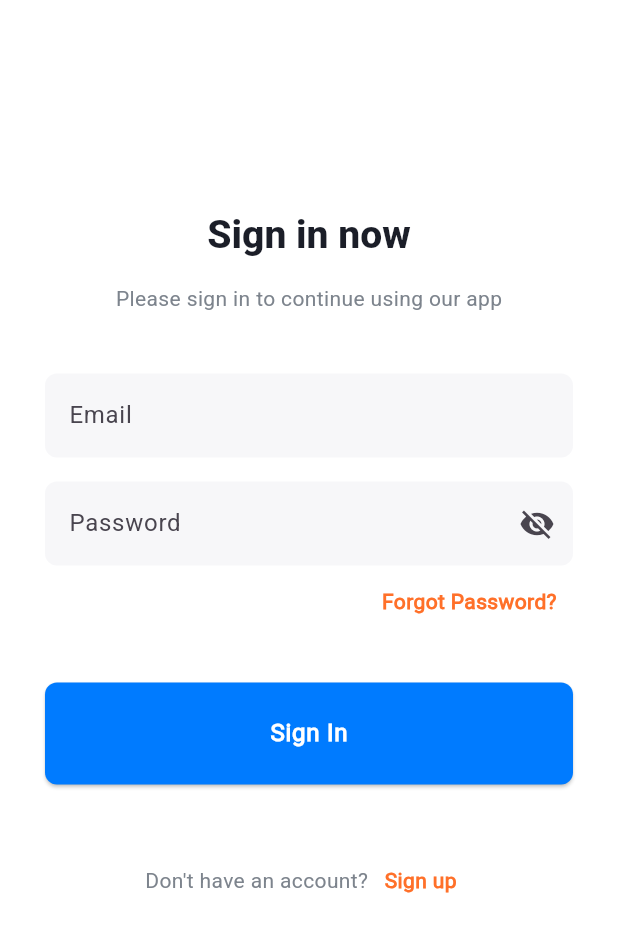
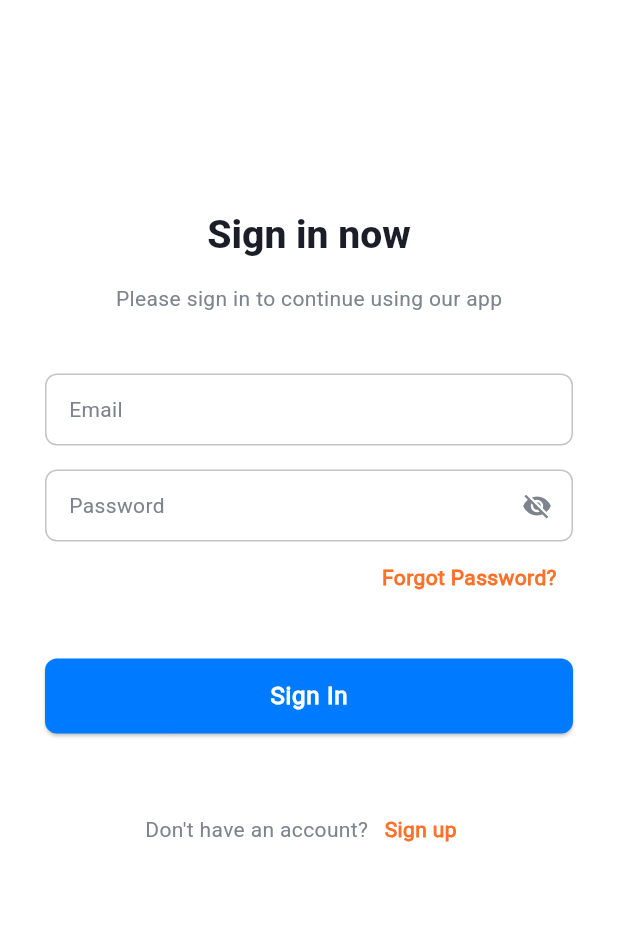
Before and after one commit to YB-TEAM/edu-review-hub, a Flutter app: the screen it shows after launch, on a phone screen of 412 x 824 dp. Shown: the top 932 px of the screen. Run offline on Flutter 3.47's test engine with Material 3 defaults, Android fonts, the phone set to English and light mode, and no system bars; our stand-ins replace dartz, dio, flutter_bloc, get_it, logger, shared_preferences.

Commit message:
refactor: clean up button and text field widget styles for consistency

```diff
--- a/mobile/edu_review_mobile/lib/common/widgets/button/primary_button.dart
+++ b/mobile/edu_review_mobile/lib/common/widgets/button/primary_button.dart
@@ -6,7 +6,11 @@ import 'package:flutter_bloc/flutter_bloc.dart';
 class PrimaryButton extends StatelessWidget {
   final VoidCallback onPressed;
   final String title;
-  const PrimaryButton({super.key, required this.onPressed, required this.title});
+  const PrimaryButton({
+    super.key,
+    required this.onPressed,
+    required this.title,
+  });
 
   @override
   Widget build(BuildContext context) {
@@ -25,13 +29,11 @@ class PrimaryButton extends StatelessWidget {
       onPressed: null,
       style: ElevatedButton.styleFrom(
         backgroundColor: AppColors.primaryBlue,
+        maximumSize: Size(double.infinity, 50),
         minimumSize: Size(double.infinity, 50),
-        padding: EdgeInsets.symmetric(vertical: 16),
-        shape: RoundedRectangleBorder(
-          borderRadius: BorderRadius.circular(8),
-        ),
+        shape: RoundedRectangleBorder(borderRadius: BorderRadius.circular(8)),
       ),
-      child: CircularProgressIndicator(color: AppColors.primaryBlue)
+      child: CircularProgressIndicator(color: AppColors.primaryBlue),
     );
   }
 
@@ -40,11 +42,9 @@ class PrimaryButton extends StatelessWidget {
       onPressed: onPressed,
       style: ElevatedButton.styleFrom(
         backgroundColor: AppColors.primaryBlue,
+        maximumSize: Size(double.infinity, 50),
         minimumSize: Size(double.infinity, 50),
-        padding: EdgeInsets.symmetric(vertical: 22),
-        shape: RoundedRectangleBorder(
-          borderRadius: BorderRadius.circular(8),
-        ),
+        shape: RoundedRectangleBorder(borderRadius: BorderRadius.circular(8)),
       ),
       child: Text(
         title,
--- a/mobile/edu_review_mobile/lib/common/widgets/text_field/custom_password_field.dart
+++ b/mobile/edu_review_mobile/lib/common/widgets/text_field/custom_password_field.dart
@@ -27,16 +27,27 @@ class _CustomPasswordFieldState extends State<CustomPasswordField> {
       controller: widget.controller,
       obscureText: _obscureText,
       validator: widget.validator,
+      style: Theme.of(context).textTheme.bodyMedium,
       decoration: InputDecoration(
         hintText: widget.placeholder ?? 'Password',
+        hintStyle: Theme.of(
+          context,
+        ).textTheme.bodyMedium?.copyWith(color: AppColors.textGrey),
         filled: true,
-        fillColor: const Color(0xFFF7F7F9),
-        border: OutlineInputBorder(
-          borderSide: BorderSide.none,
+        fillColor: AppColors.primaryWhite,
+        contentPadding: const EdgeInsets.symmetric(
+          vertical: 10,
+          horizontal: 12,
+        ),
+        enabledBorder: OutlineInputBorder(
+          borderSide: BorderSide(color: AppColors.secondaryGrey, width: 1.0),
           borderRadius: BorderRadius.circular(8.0),
         ),
         focusedBorder: OutlineInputBorder(
-          borderSide: const BorderSide(color: AppColors.primaryBlack, width: 2.0),
+          borderSide: const BorderSide(
+            color: AppColors.primaryBlue,
+            width: 2.0,
+          ),
           borderRadius: BorderRadius.circular(8.0),
         ),
         errorBorder: OutlineInputBorder(
@@ -44,14 +55,16 @@ class _CustomPasswordFieldState extends State<CustomPasswordField> {
           borderRadius: BorderRadius.circular(8.0),
         ),
         focusedErrorBorder: OutlineInputBorder(
-          borderSide: const BorderSide(color: AppColors.primaryBlack, width: 2.0),
+          borderSide: const BorderSide(color: AppColors.primaryRed, width: 2.0),
           borderRadius: BorderRadius.circular(8.0),
         ),
         suffixIcon: IconButton(
-          icon: Icon(_obscureText ? Icons.visibility_off : Icons.visibility),
-          style: ButtonStyle(
-            splashFactory: NoSplash.splashFactory,
+          icon: Icon(
+            _obscureText ? Icons.visibility_off : Icons.visibility,
+            color: AppColors.primaryGrey,
+            size: 20,
           ),
+          style: ButtonStyle(splashFactory: NoSplash.splashFactory),
           onPressed: () {
             setState(() {
               _obscureText = !_obscureText;
@@ -59,7 +72,7 @@ class _CustomPasswordFieldState extends State<CustomPasswordField> {
           },
         ),
       ),
-      autovalidateMode: AutovalidateMode.disabled,
+      autovalidateMode: AutovalidateMode.onUserInteraction,
     );
   }
 }
--- a/mobile/edu_review_mobile/lib/common/widgets/text_field/custom_text_field.dart
+++ b/mobile/edu_review_mobile/lib/common/widgets/text_field/custom_text_field.dart
@@ -28,17 +28,27 @@ class CustomTextField extends StatelessWidget {
       keyboardType: keyboardType,
       onChanged: onChanged,
       validator: validator,
+      style: Theme.of(context).textTheme.bodyMedium,
       decoration: InputDecoration(
         hintText: placeholder,
-        labelStyle: TextStyle(),
+        hintStyle: Theme.of(
+          context,
+        ).textTheme.bodyMedium?.copyWith(color: AppColors.textGrey),
         filled: true,
-        fillColor: AppColors.secondaryGrey,
-        border: OutlineInputBorder(
-          borderSide: BorderSide.none,
+        fillColor: AppColors.primaryWhite,
+        contentPadding: const EdgeInsets.symmetric(
+          vertical: 10,
+          horizontal: 12,
+        ),
+        enabledBorder: OutlineInputBorder(
+          borderSide: BorderSide(color: AppColors.secondaryGrey, width: 1.0),
           borderRadius: BorderRadius.circular(8.0),
         ),
         focusedBorder: OutlineInputBorder(
-          borderSide: const BorderSide(color: AppColors.primaryBlack, width: 2.0),
+          borderSide: const BorderSide(
+            color: AppColors.primaryBlue,
+            width: 2.0,
+          ),
           borderRadius: BorderRadius.circular(8.0),
         ),
         errorBorder: OutlineInputBorder(
@@ -46,12 +56,12 @@ class CustomTextField extends StatelessWidget {
           borderRadius: BorderRadius.circular(8.0),
         ),
         focusedErrorBorder: OutlineInputBorder(
-          borderSide: const BorderSide(color: AppColors.primaryBlack, width: 2.0),
+          borderSide: const BorderSide(color: AppColors.primaryRed, width: 2.0),
           borderRadius: BorderRadius.circular(8.0),
         ),
         suffixIcon: suffixIcon,
       ),
-      autovalidateMode: AutovalidateMode.disabled,
+      autovalidateMode: AutovalidateMode.onUserInteraction,
     );
   }
 }
--- a/mobile/edu_review_mobile/lib/core/config/theme/color.dart
+++ b/mobile/edu_review_mobile/lib/core/config/theme/color.dart
@@ -1,7 +1,7 @@
 import 'package:flutter/material.dart';
 
 class AppColors {
-  static const Color primaryBlue= Color(0xFF007BFF);
+  static const Color primaryBlue = Color(0xFF007BFF);
   static const Color primaryWhite = Color(0xFFFFFFFF);
   static const Color primaryBlack = Color(0xFF000000);
   static const Color primaryGrey = Color(0xFF7D848D);
@@ -10,11 +10,11 @@ class AppColors {
   static const Color primaryOrange = Color(0xFFFF7029);
   static const Color primaryYellow = Color(0xFFFFD336);
 
-
-  static const Color secondaryColor = Color(0xFF66B2FF);
-  static const Color secondaryGrey = Color(0xFFF7F7F9);
+  static const Color secondaryBlue = Color(0xFF66B2FF);
+  static const Color secondaryGrey = Color(0xFFC4C4C4);
 
   static const Color textBlack = Color(0xFF1B1E28);
   static const Color textWhite = Color(0xFFFFFFFF);
   static const Color textGrey = Color(0xFF7D848D);
+  static const Color textLightGrey = Color(0xFFC4C4C4);
 }
```
Also changed, not shown: mobile/edu_review_mobile/lib/common/widgets/button/custom_text_button.dart (+7 -7 lines).
